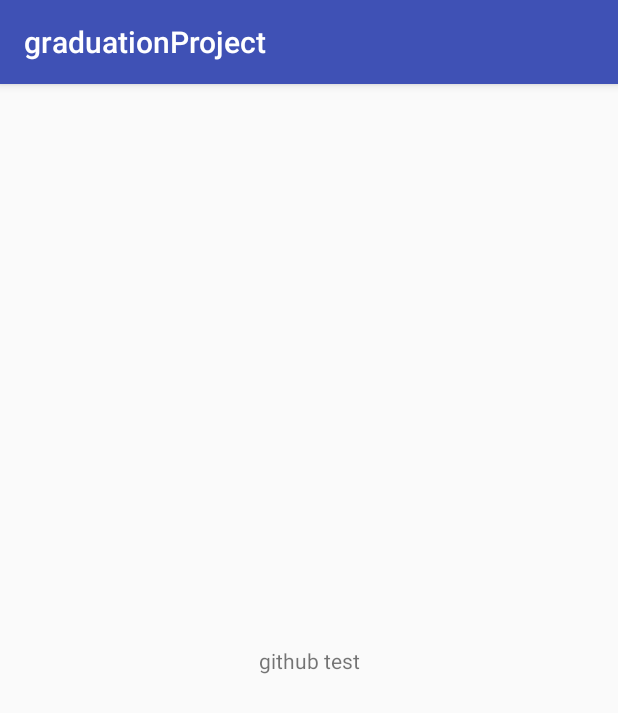
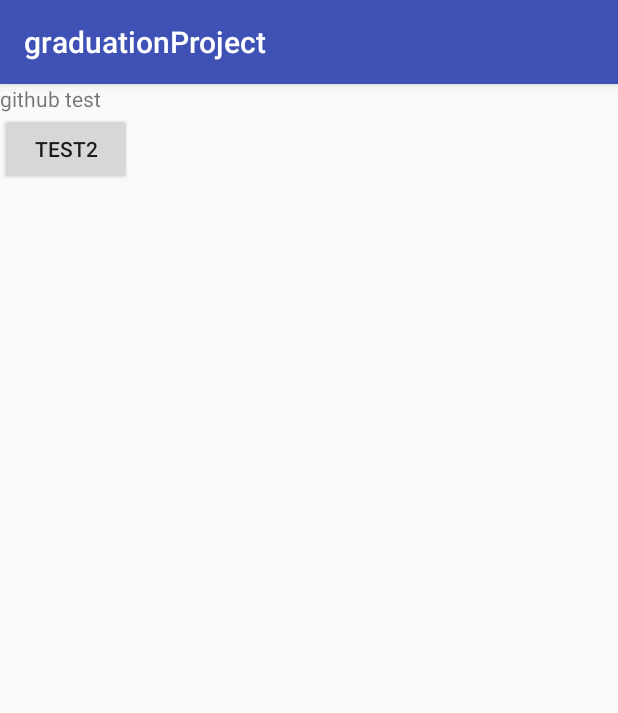
Before and after one commit to CPotential/graduationProject, an Android app: the screen it shows after launch (MainActivity), on a phone screen of 412 x 824 dp. Shown: the top 713 px of the screen. Run offline under Robolectric (Android 15) with nearby library versions, the phone set to English and light mode, and no system bars.

Commit message:
second test

```diff
--- a/app/src/main/res/layout/main.xml
+++ b/app/src/main/res/layout/main.xml
@@ -1,10 +1,11 @@
 <?xml version="1.0" encoding="utf-8"?>
-<android.support.constraint.ConstraintLayout xmlns:android="http://schemas.android.com/apk/res/android"
+<LinearLayout xmlns:android="http://schemas.android.com/apk/res/android"
     xmlns:app="http://schemas.android.com/apk/res-auto"
     xmlns:tools="http://schemas.android.com/tools"
     android:layout_width="match_parent"
     android:layout_height="match_parent"
-    tools:context=".MainActivity">
+    tools:context=".MainActivity"
+    android:orientation="vertical">
 
     <TextView
         android:layout_width="wrap_content"
@@ -15,4 +16,12 @@
         app:layout_constraintRight_toRightOf="parent"
         app:layout_constraintTop_toTopOf="parent" />
 
-</android.support.constraint.ConstraintLayout>
+    <Button
+        android:id="@+id/button"
+        android:layout_width="wrap_content"
+        android:layout_height="wrap_content"
+        android:text="test2"
+        tools:layout_editor_absoluteX="50dp"
+        tools:layout_editor_absoluteY="74dp" />
+
+</LinearLayout>
```
